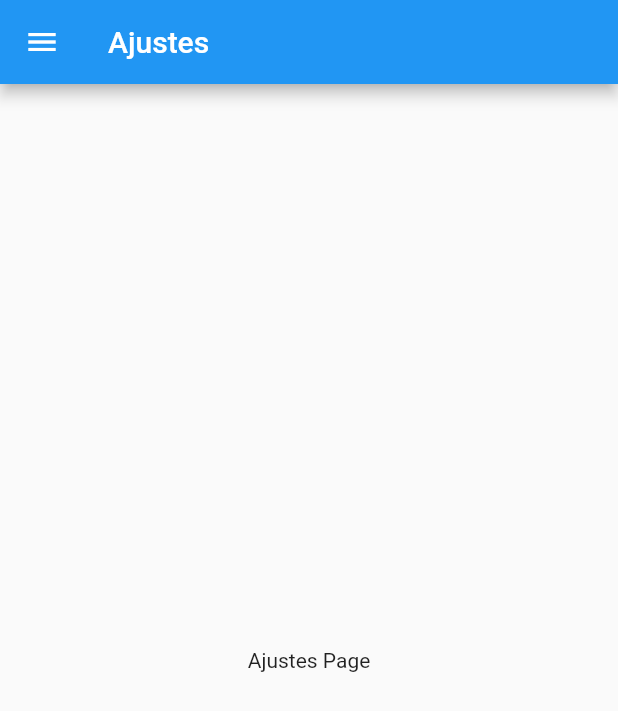
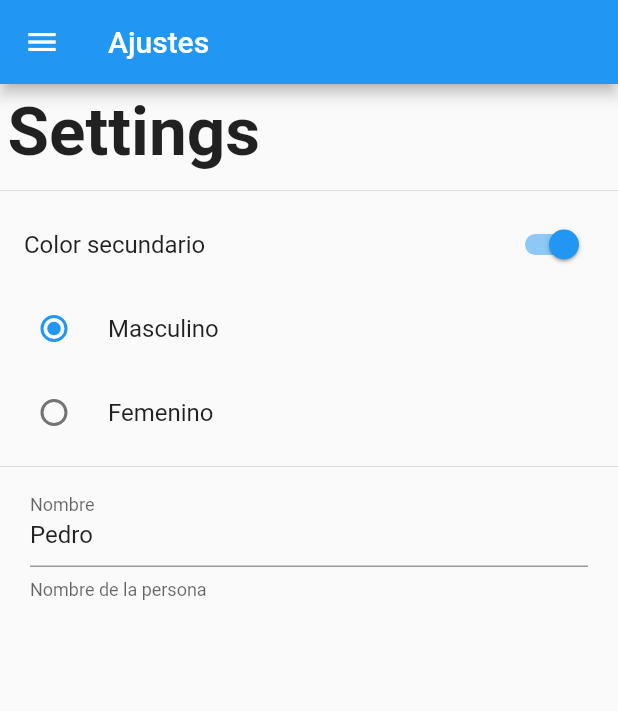
Before and after one commit to OmarACY/Flutter-UserPreferences, a Flutter app: the SettingsPage screen opened by its route, on a phone screen of 412 x 824 dp. Shown: the top 711 px of the screen. Run offline on Flutter 3.47's test engine with Material 2 defaults, Android fonts, the phone set to English and light mode, and no system bars.

Commit message:
183. Diseño de la página de los ajustes

```diff
--- a/lib/src/pages/settings_pages.dart
+++ b/lib/src/pages/settings_pages.dart
@@ -2,9 +2,27 @@ import 'package:flutter/material.dart';
 
 import 'package:userpreferences/src/widgets/menu_widget.dart';
 
-class SettingsPage extends StatelessWidget {
+class SettingsPage extends StatefulWidget {
 
   static final String routeName = 'settings';
+
+  @override
+  _SettingsPageState createState() => _SettingsPageState();
+}
+
+class _SettingsPageState extends State<SettingsPage> {
+
+  bool _secondaryColor = true;
+  int _genre = 1;
+  String _name = 'Pedro';
+
+  TextEditingController _textController;
+
+  @override
+  void initState() {
+    super.initState();
+    _textController = new TextEditingController( text: _name);
+  }
 
   @override
   Widget build(BuildContext context) {
@@ -13,8 +31,55 @@ class SettingsPage extends StatelessWidget {
         title: Text('Ajustes'),
       ),
       drawer: MenuWidget(),
-      body: Center(
-        child: Text('Ajustes Page'),
+      body:ListView(
+        children: <Widget>[
+          Container(
+            padding: EdgeInsets.all(5.0),
+            child: Text('Settings', style: TextStyle( fontSize: 45.0, fontWeight: FontWeight.bold)),
+          ),
+          Divider(),
+          SwitchListTile(
+            value: _secondaryColor,
+            title: Text('Color secundario'),
+            onChanged: (value){
+              setState(() {
+                _secondaryColor = value;
+              });
+            },
+          ),
+          RadioListTile(
+              value: 1,
+              title: Text('Masculino'),
+              groupValue: _genre,
+              onChanged: (value) {
+                setState(() {
+                _genre = value;
+                });
+              }),
+          RadioListTile(
+              value: 2,
+              title: Text('Femenino'),
+              groupValue: _genre,
+              onChanged: (value) {
+                setState(() {
+                  _genre = value;
+                });
+              }),
+          Divider(),
+          Container(
+            padding: EdgeInsets.symmetric(horizontal: 20.0),
+            child: TextField(
+              controller: _textController,
+              decoration: InputDecoration(
+                labelText: 'Nombre',
+                helperText: 'Nombre de la persona'
+              ),
+              onChanged: (value){
+
+              },
+            ),
+          )
+        ],
       ),
     );
   }
```
